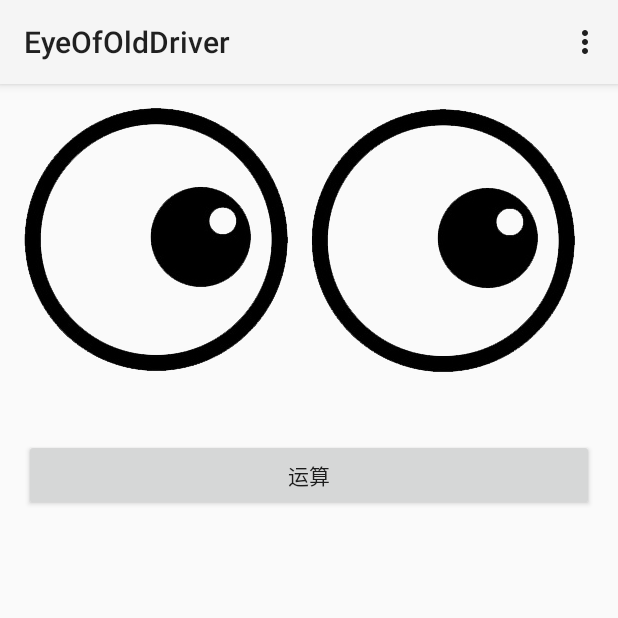
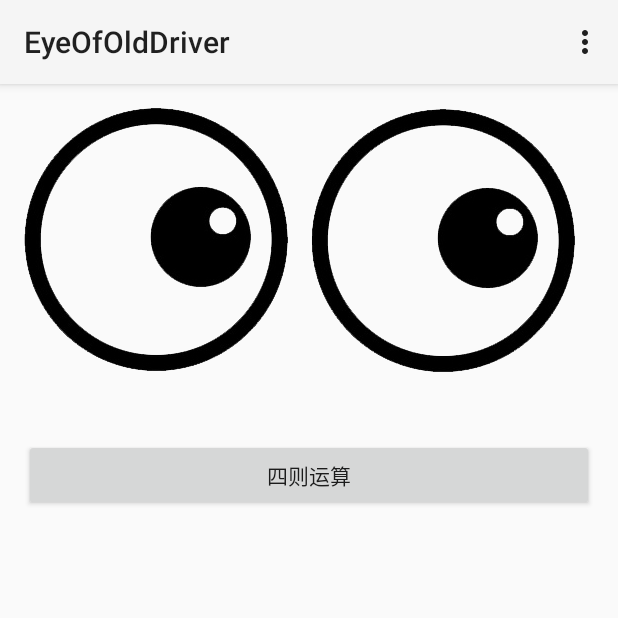
Before and after one commit to chouhaohui/test, an Android app: the screen it shows after launch (MainActivity), on a phone screen of 412 x 824 dp, the top half of it. Run offline under Robolectric (Android 15) with nearby library versions, the phone set to English and light mode, and no system bars.

Commit message:
master测试
master测试

```diff
--- a/EyeOfOldDriver/app/src/main/res/values/strings.xml
+++ b/EyeOfOldDriver/app/src/main/res/values/strings.xml
@@ -3,5 +3,5 @@
 
     <string name="action_settings">Settings</string>
 
-    <string name="formula">运算</string>
+    <string name="formula">四则运算</string>
 </resources>
```
